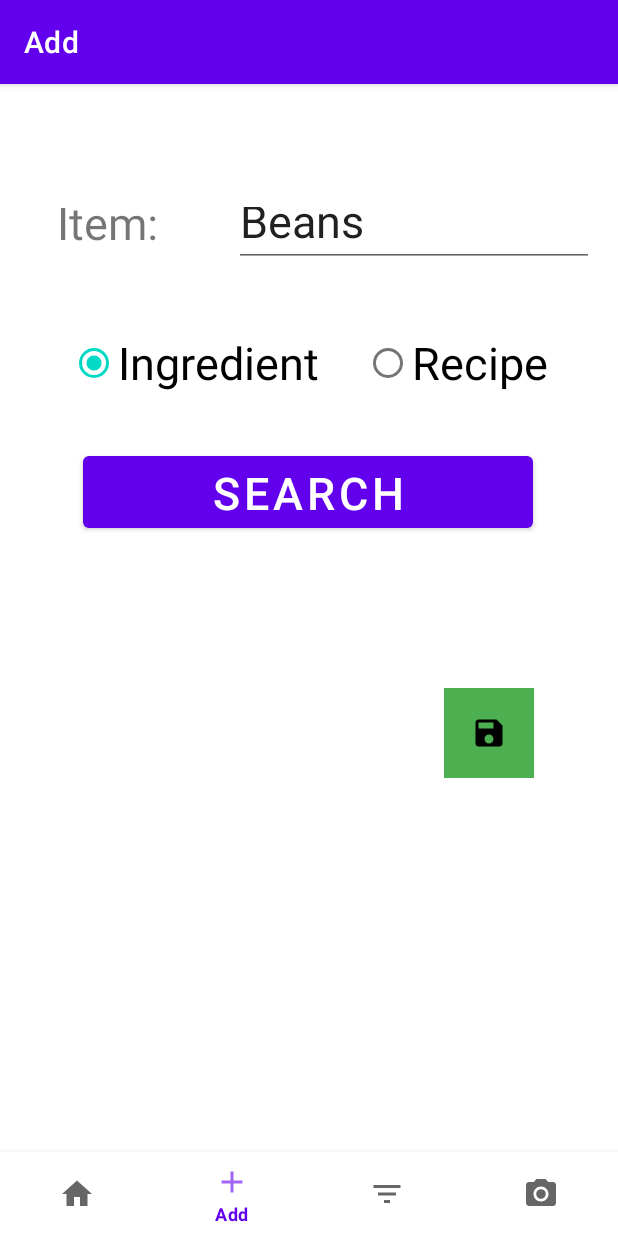
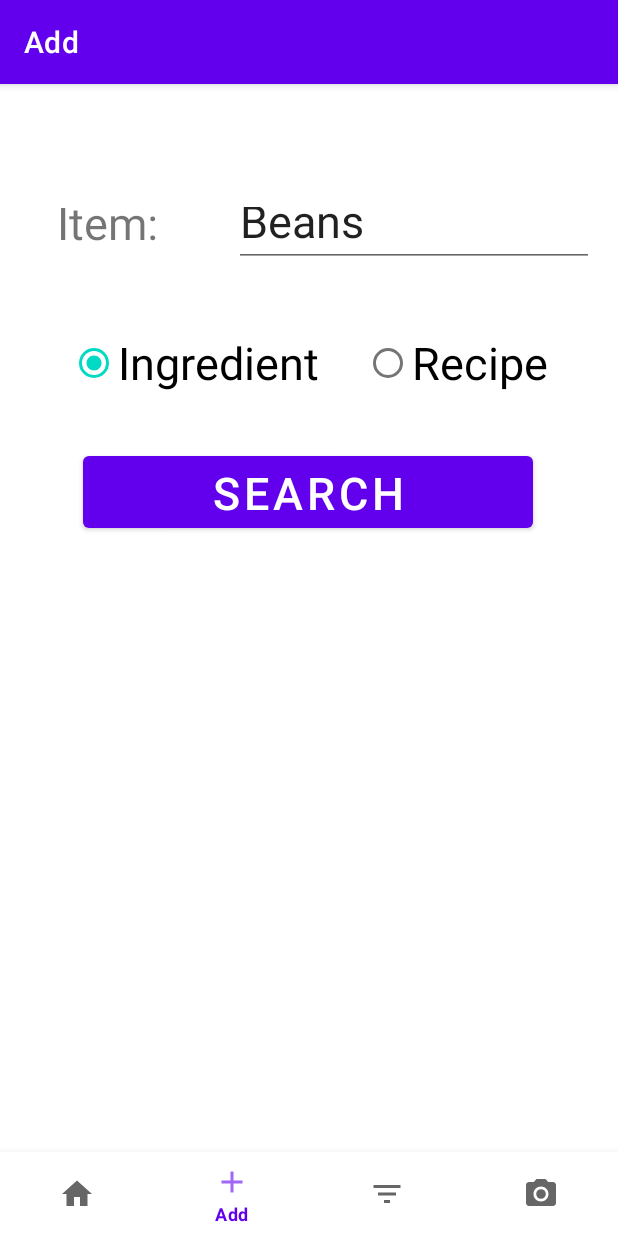
Before and after one commit to Pechlerbastian/NutriCoach, an Android app: the AddFragment screen opened through its navigation route, on a phone screen of 412 x 824 dp. Run offline under Robolectric (Android 15) with nearby library versions, the light colour scheme and no system bars; our stand-ins replace navigation-ui.

Commit message:
add visiblity change

```diff
--- a/app/src/main/java/de/uniaugsburg/app/ui/add/AddFragment.java
+++ b/app/src/main/java/de/uniaugsburg/app/ui/add/AddFragment.java
@@ -31,6 +31,9 @@ public class AddFragment extends Fragment implements View.OnClickListener {
         binding.label.setText(getString(R.string.label));
 
         binding.searchButton.setOnClickListener(this);
+
+        binding.saveButton.setVisibility(View.GONE);
+
         binding.saveButton.setOnClickListener(new View.OnClickListener() {
             public void onClick(View v) {
                 // DATEI SPEICHERN
@@ -52,7 +55,7 @@ public class AddFragment extends Fragment implements View.OnClickListener {
 
     @Override
     public void onClick(View view) {
-
+        binding.saveButton.setVisibility(View.VISIBLE);
         String searchText =  binding.inputField.getText().toString();
 
         if(binding.radioGroup.getCheckedRadioButtonId() == R.id.radio_recipe) {
```
